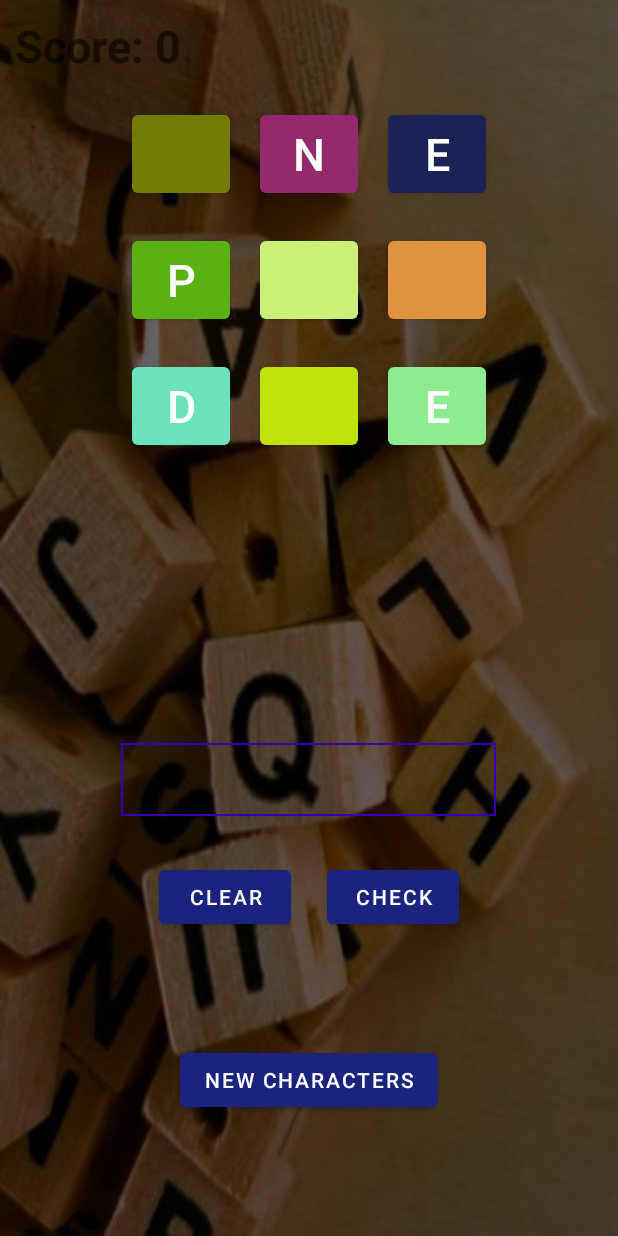
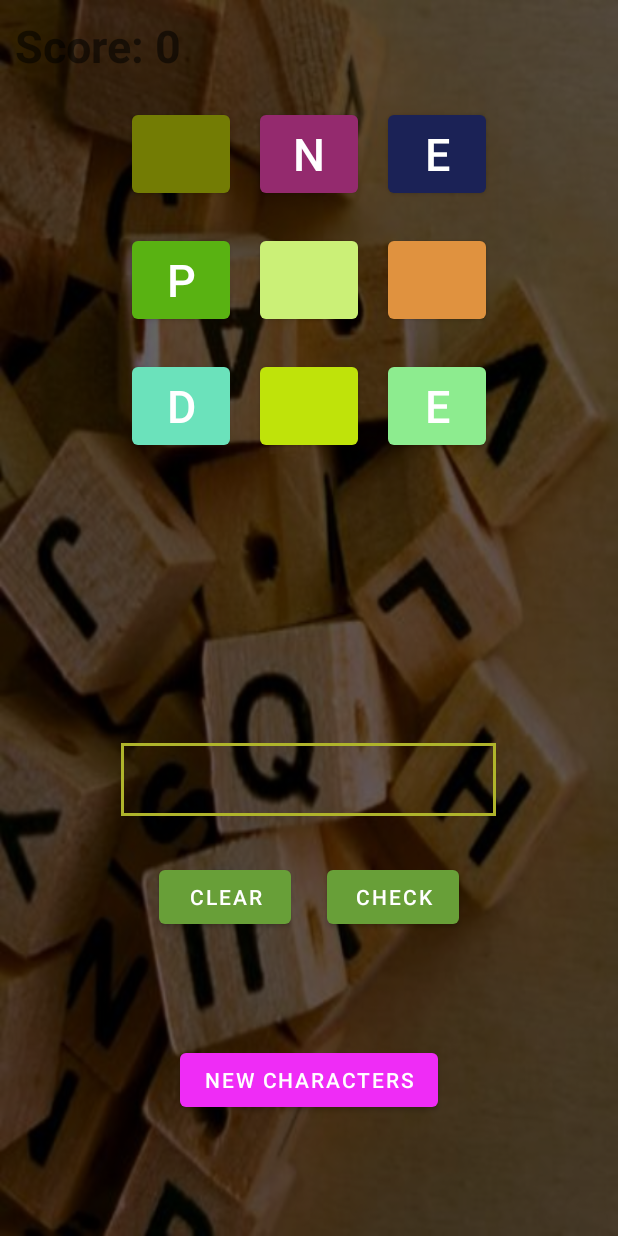
Before and after one commit to Mphatso-Banda/Word-Creator-App, an Android app built with Jetpack Compose: the MainActivity screen opened directly, with no data from a screen before it, after a tap on "NEW CHARACTERS", on a phone screen of 412 x 824 dp. Run offline under Robolectric (Android 15) with nearby library versions, the light colour scheme and no system bars; our stand-ins replace data binding; network calls fail.

Commit message:
random color on new characters

```diff
--- a/app/src/main/java/com/tc/apps/wordcreator/MainActivity.kt
+++ b/app/src/main/java/com/tc/apps/wordcreator/MainActivity.kt
@@ -86,6 +86,8 @@ class MainActivity : AppCompatActivity() {
                 viewModel.getButtonLetter()
                 enableButton(buttonsMap)
                 setButtonState()
+                val randColor = Color((0..256).random(), (0..256).random(), (0..256).random()).toArgb()
+                newCharacters.setBackgroundColor(randColor)
             }
         }
 
--- a/app/src/main/res/drawable/text_bg.xml
+++ b/app/src/main/res/drawable/text_bg.xml
@@ -1,7 +1,9 @@
 <?xml version="1.0" encoding="utf-8"?>
 <shape xmlns:android="http://schemas.android.com/apk/res/android">
     <stroke
-        android:color="@color/design_default_color_primary_dark"
-        android:width="1dp"/>
+        android:color="@color/lime_700"
+        android:width="2dp"
+        android:animateLayoutChanges="true"
+        />
 
 </shape>
--- a/app/src/main/res/values-night/themes.xml
+++ b/app/src/main/res/values-night/themes.xml
@@ -2,12 +2,12 @@
     <!-- Base application theme. -->
     <style name="Theme.WordCreator" parent="Theme.MaterialComponents.DayNight.NoActionBar">
         <!-- Primary brand color. -->
-        <item name="colorPrimary">@color/indigo_light</item>
-        <item name="colorPrimaryVariant">@color/teal_light</item>
+        <item name="colorPrimary">@color/light_green_500</item>
+        <item name="colorPrimaryVariant">@color/light_green_200</item>
         <item name="colorOnPrimary">@color/white</item>
         <!-- Secondary brand color. -->
-        <item name="colorSecondary">@color/indigo</item>
-        <item name="colorSecondaryVariant">@color/indigo_light</item>
+        <item name="colorSecondary">@color/lime_500</item>
+        <item name="colorSecondaryVariant">@color/lime_200</item>
         <item name="colorOnSecondary">@color/dark_scheme</item>
         <!-- Status bar color. -->
         <item name="android:statusBarColor">?attr/colorPrimaryVariant</item>
--- a/app/src/main/res/values/colors.xml
+++ b/app/src/main/res/values/colors.xml
@@ -5,6 +5,16 @@
     <color name="purple_700">#FF3700B3</color>
     <color name="teal_200">#FF03DAC5</color>
     <color name="teal_700">#FF018786</color>
+
+    <color name="light_green_700">#689f38</color>
+    <color name="light_green_500">#8bc34a</color>
+    <color name="light_green_200">#c5e1a5</color>
+
+    <color name="lime_700">#afb42b</color>
+    <color name="lime_500">#cddc39</color>
+    <color name="lime_200">#e6ee9c</color>
+
+
     <color name="black">#FF000000</color>
     <color name="white">#FFFFFFFF</color>
 
--- a/app/src/main/res/values/themes.xml
+++ b/app/src/main/res/values/themes.xml
@@ -2,12 +2,12 @@
     <!-- Base application theme. -->
     <style name="Theme.WordCreator" parent="Theme.MaterialComponents.DayNight.NoActionBar">
         <!-- Primary brand color. -->
-        <item name="colorPrimary">@color/teal_primary</item>
-        <item name="colorPrimaryVariant">@color/teal_light</item>
+        <item name="colorPrimary">@color/light_green_700</item>
+        <item name="colorPrimaryVariant">@color/light_green_500</item>
         <item name="colorOnPrimary">@color/white</item>
         <!-- Secondary brand color. -->
-        <item name="colorSecondary">@color/indigo</item>
-        <item name="colorSecondaryVariant">@color/indigo_light</item>
+        <item name="colorSecondary">@color/lime_700</item>
+        <item name="colorSecondaryVariant">@color/lime_200</item>
         <item name="colorOnSecondary">@color/dark_scheme</item>
         <!-- Status bar color. -->
         <item name="android:statusBarColor">?attr/colorPrimaryVariant</item>
```
